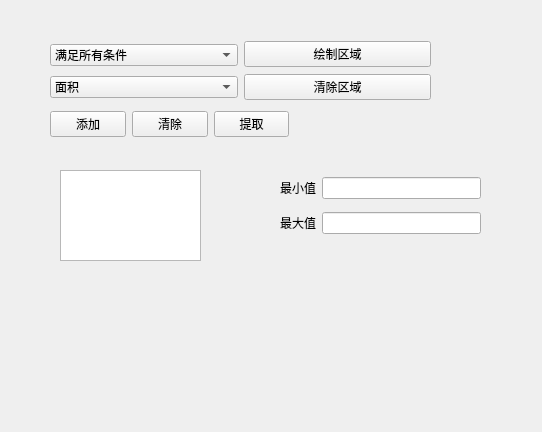
First picture: the form in ui/tabs/extract_tab.ui, repository xiaoyuan1021/MyTool, before the edit.
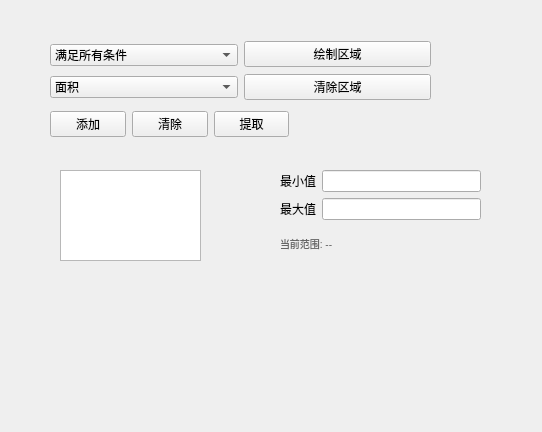
Second picture: the form after the edit.

Patch:
```diff
--- a/ui/tabs/extract_tab.ui
+++ b/ui/tabs/extract_tab.ui
@@ -44,7 +44,7 @@
       <x>210</x>
       <y>140</y>
       <width>291</width>
-      <height>91</height>
+       <height>110</height>
      </rect>
     </property>
     <property name="currentIndex">
@@ -57,7 +57,7 @@
         <x>50</x>
         <y>10</y>
         <width>201</width>
-        <height>71</height>
+        <height>90</height>
        </rect>
       </property>
       <layout class="QVBoxLayout" name="verticalLayout_9">
@@ -89,6 +89,16 @@
          </item>
         </layout>
        </item>
+        <item>
+         <widget class="QLabel" name="label_featureRange">
+          <property name="text">
+           <string>当前范围: --</string>
+          </property>
+          <property name="styleSheet">
+           <string notr="true">color: rgb(100, 100, 100); font-size: 10px;</string>
+          </property>
+         </widget>
+        </item>
       </layout>
      </widget>
     </widget>
```
Lines whose indentation alone changed are shown as unchanged.
